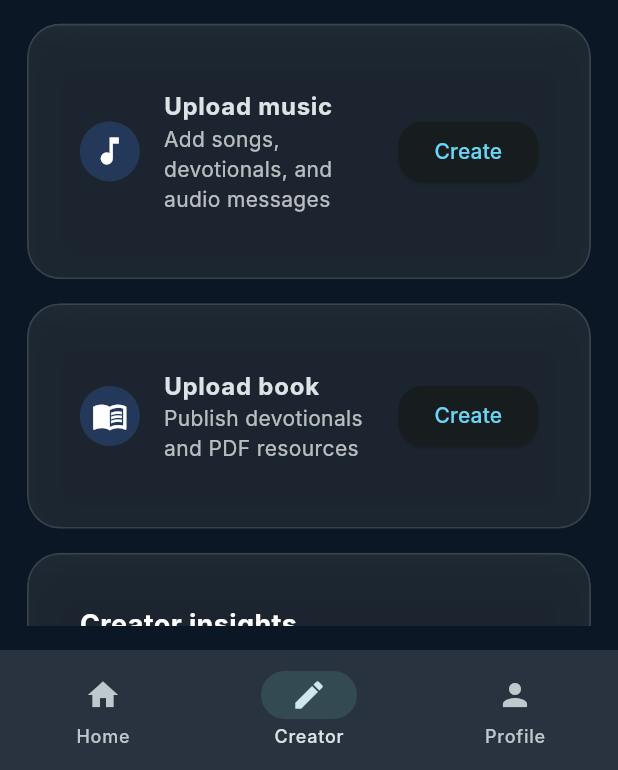
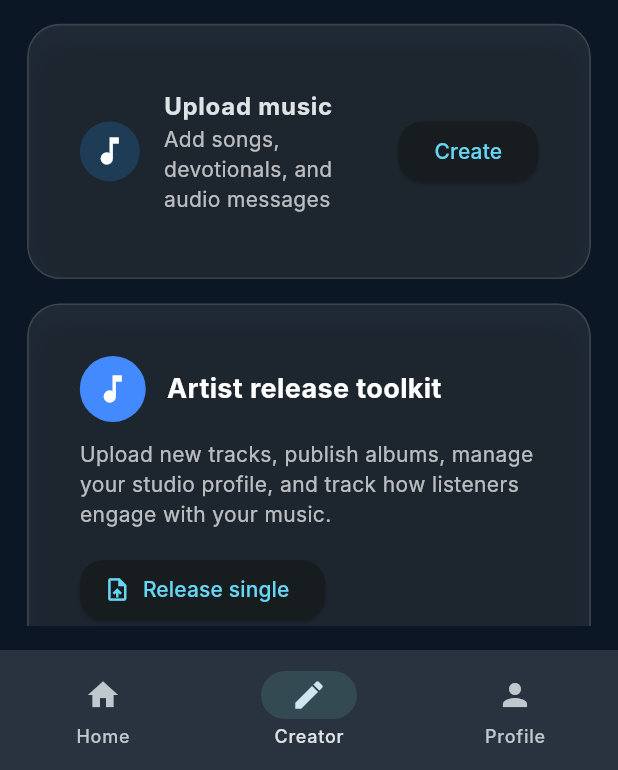
Before and after one commit to nwokepraisegod2013-ai/Gospel, a Flutter app: the screen it shows after launch, item 2 of the bottom bar chosen, on a phone screen of 412 x 824 dp, the part 466-1236 px from its top. Run offline on Flutter 3.47's test engine with Material 3 defaults, Android fonts, the phone set to English and light mode, and no system bars; our stand-ins replace just_audio; network calls fail; Roboto replaces fonts that are missing (Inter).

Commit message:
Updated project files

```diff
--- a/lib/main.dart
+++ b/lib/main.dart
@@ -25,7 +25,7 @@ class GospelApp extends StatelessWidget {
           colorScheme: ColorScheme.fromSeed(
             seedColor: const Color(0xFF67D7F7),
             brightness: Brightness.dark,
-            background: const Color(0xFF0B1724),
+            surface: const Color(0xFF0B1724),
             primary: const Color(0xFF67D7F7),
           ),
           textTheme: ThemeData.dark().textTheme.apply(
--- a/lib/screens/creator_screen.dart
+++ b/lib/screens/creator_screen.dart
@@ -39,6 +39,8 @@ class CreatorScreen extends StatelessWidget {
                   Icons.music_note,
                 ),
                 const SizedBox(height: 16),
+                _musicCreatorCard(context),
+                const SizedBox(height: 16),
                 _uploadCard(
                   context,
                   'Upload book',
@@ -65,7 +67,7 @@ class CreatorScreen extends StatelessWidget {
       child: ListTile(
         contentPadding: const EdgeInsets.all(18),
         leading: CircleAvatar(
-          backgroundColor: Colors.blueAccent.withOpacity(0.2),
+          backgroundColor: const Color.fromRGBO(33, 150, 243, 0.2),
           child: Icon(icon, color: Colors.white),
         ),
         title: Text(title, style: const TextStyle(fontWeight: FontWeight.w700)),
@@ -74,7 +76,7 @@ class CreatorScreen extends StatelessWidget {
           onPressed: () {
             showModalBottomSheet(
               context: context,
-              backgroundColor: Colors.white10,
+              backgroundColor: const Color.fromRGBO(255, 255, 255, 0.1),
               shape: const RoundedRectangleBorder(
                 borderRadius: BorderRadius.vertical(top: Radius.circular(24)),
               ),
@@ -113,31 +115,91 @@ class CreatorScreen extends StatelessWidget {
     );
   }
 
-  Widget _insightsCard() {
+  Widget _musicCreatorCard(BuildContext context) {
     return GlassCard(
       child: Padding(
         padding: const EdgeInsets.all(18),
         child: Column(
           crossAxisAlignment: CrossAxisAlignment.start,
           children: [
+            const Row(
+              children: [
+                CircleAvatar(
+                  radius: 22,
+                  backgroundColor: Colors.blueAccent,
+                  child: Icon(Icons.music_note, color: Colors.white),
+                ),
+                SizedBox(width: 14),
+                Expanded(
+                  child: Text(
+                    'Artist release toolkit',
+                    style: TextStyle(fontSize: 18, fontWeight: FontWeight.w700),
+                  ),
+                ),
+              ],
+            ),
+            const SizedBox(height: 12),
             const Text(
+              'Upload new tracks, publish albums, manage your studio profile, and track how listeners engage with your music.',
+              style: TextStyle(color: Colors.white70),
+            ),
+            const SizedBox(height: 16),
+            Wrap(
+              spacing: 10,
+              runSpacing: 10,
+              children: [
+                ElevatedButton.icon(
+                  onPressed: () {},
+                  icon: const Icon(Icons.upload_file),
+                  label: const Text('Release single'),
+                  style: ElevatedButton.styleFrom(
+                    shape: RoundedRectangleBorder(
+                        borderRadius: BorderRadius.circular(16)),
+                  ),
+                ),
+                ElevatedButton.icon(
+                  onPressed: () {},
+                  icon: const Icon(Icons.analytics),
+                  label: const Text('View metrics'),
+                  style: ElevatedButton.styleFrom(
+                    shape: RoundedRectangleBorder(
+                        borderRadius: BorderRadius.circular(16)),
+                    backgroundColor: Colors.white12,
+                  ),
+                ),
+              ],
+            ),
+          ],
+        ),
+      ),
+    );
+  }
+
+  Widget _insightsCard() {
+    return const GlassCard(
+      child: Padding(
+        padding: EdgeInsets.all(18),
+        child: Column(
+          crossAxisAlignment: CrossAxisAlignment.start,
+          children: [
+            Text(
               'Creator insights',
               style: TextStyle(fontSize: 18, fontWeight: FontWeight.w700),
             ),
-            const SizedBox(height: 14),
+            SizedBox(height: 14),
             Row(
               mainAxisAlignment: MainAxisAlignment.spaceBetween,
-              children: const [Text('Views'), Text('12.4K')],
+              children: [Text('Views'), Text('12.4K')],
             ),
-            const Divider(color: Colors.white12, height: 28),
+            Divider(color: Colors.white12, height: 28),
             Row(
               mainAxisAlignment: MainAxisAlignment.spaceBetween,
-              children: const [Text('New followers'), Text('1.1K')],
+              children: [Text('New followers'), Text('1.1K')],
             ),
-            const Divider(color: Colors.white12, height: 28),
+            Divider(color: Colors.white12, height: 28),
             Row(
               mainAxisAlignment: MainAxisAlignment.spaceBetween,
-              children: const [Text('Live sessions'), Text('8')],
+              children: [Text('Live sessions'), Text('8')],
             ),
           ],
         ),
--- a/lib/services/app_state.dart
+++ b/lib/services/app_state.dart
@@ -28,6 +28,9 @@ class AppState extends ChangeNotifier {
       title: 'Hope & Harmony',
       subtitle: 'Contemporary gospel worship mix',
       type: ContentType.music,
+      contentUrl:
+          'https://www.soundhelix.com/examples/mp3/SoundHelix-Song-1.mp3',
+      description: 'A soulful gospel track for worship and reflection.',
       thumbnailUrl:
           'https://images.unsplash.com/photo-1511376777868-611b54f68947?auto=format&fit=crop&w=900&q=80',
       author: 'Blessed Voices',
@@ -86,9 +89,28 @@ class AppState extends ChangeNotifier {
     'live_1': 460,
   };
 
+  final Set<String> favorites = <String>{};
+  final List<String> playlists = <String>[];
+
   void updateTab(int index) {
     selectedIndex = index;
     notifyListeners();
+  }
+
+  void toggleFavorite(String id) {
+    if (favorites.contains(id)) {
+      favorites.remove(id);
+    } else {
+      favorites.add(id);
+    }
+    notifyListeners();
+  }
+
+  void addToPlaylist(String id) {
+    if (!playlists.contains(id)) {
+      playlists.add(id);
+      notifyListeners();
+    }
   }
 
   void selectVideo(String id) {
--- a/lib/widgets/glass_card.dart
+++ b/lib/widgets/glass_card.dart
@@ -23,17 +23,17 @@ class GlassCard extends StatelessWidget {
         child: Container(
           padding: padding,
           decoration: BoxDecoration(
-            color: color ?? Colors.white.withOpacity(0.08),
+            color: color ?? const Color.fromRGBO(255, 255, 255, 0.08),
             borderRadius: BorderRadius.circular(22),
             border: Border.all(
-              color: Colors.white.withOpacity(0.12),
+              color: const Color.fromRGBO(255, 255, 255, 0.12),
               width: 1.2,
             ),
-            boxShadow: [
+            boxShadow: const [
               BoxShadow(
-                color: Colors.black.withOpacity(0.20),
+                color: Color.fromRGBO(0, 0, 0, 0.20),
                 blurRadius: 20,
-                offset: const Offset(0, 8),
+                offset: Offset(0, 8),
               ),
             ],
           ),
```
Also changed, not shown: lib/screens/home_screen.dart (+17 -12 lines), lib/screens/music_detail_screen.dart (added, +353 -0 lines).
